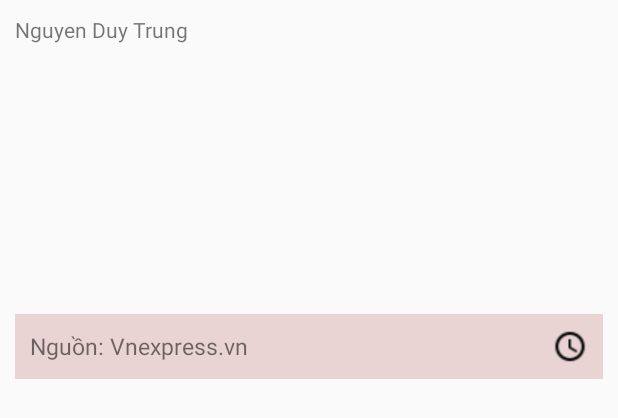
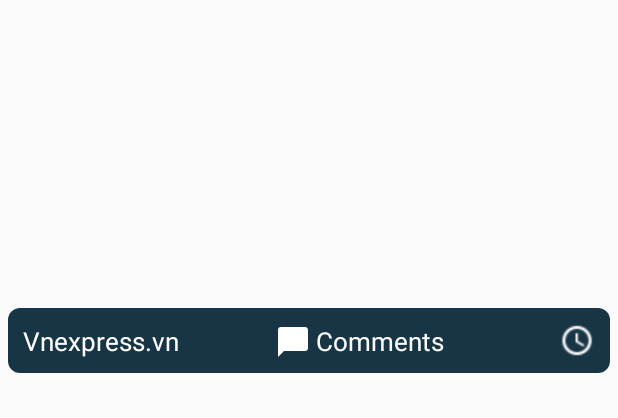
Before and after one commit to sh12345hung/Hercules-s-Son, an Android app: the layout news_item_child.xml on its own in the app's theme, with its tools: preview values and no code run, on a phone screen of 412 x 824 dp. Shown: the top 418 px of the screen. Run offline under Robolectric (Android 15) with nearby library versions, the phone set to English and light mode, and no system bars.

Commit message:
Add: update refresh function + add comment dialog

```diff
--- a/Source Code/NewsApp/app/src/main/AndroidManifest.xml
+++ b/Source Code/NewsApp/app/src/main/AndroidManifest.xml
@@ -5,7 +5,7 @@
     <application
         android:allowBackup="true"
         android:icon="@mipmap/news_icon"
-        android:label="@string/app_name"
+        android:label=""
         android:supportsRtl="true"
         android:theme="@style/AppTheme">
         <activity android:name=".MainActivity">
--- a/Source Code/NewsApp/app/src/main/java/com/example/trungnguyen/newsapp/ButtonExpandable.java
+++ b/Source Code/NewsApp/app/src/main/java/com/example/trungnguyen/newsapp/ExpandableListViewImp.java
@@ -3,6 +3,8 @@ package com.example.trungnguyen.newsapp;
 /**
  * Created by Trung Nguyen on 2/28/2017.
  */
-public interface ButtonExpandable {
+public interface ExpandableListViewImp {
     void onButtonExpandableClick(int position);
+
+    void onCommentsClick(int position);
 }
--- /dev/null
+++ b/Source Code/NewsApp/app/src/main/res/drawable/backgroundchild.xml
@@ -0,0 +1,6 @@
+<?xml version="1.0" encoding="utf-8"?>
+<shape xmlns:android="http://schemas.android.com/apk/res/android"
+    android:shape="rectangle">
+    <solid android:color="@color/backgroundAppBarLayout"/>
+    <corners android:radius="8dp"/>
+</shape>
--- /dev/null
+++ b/Source Code/NewsApp/app/src/main/res/drawable/message.xml
@@ -0,0 +1,8 @@
+<!-- drawable/message.xml -->
+<vector xmlns:android="http://schemas.android.com/apk/res/android"
+    android:height="22dp"
+    android:width="22dp"
+    android:viewportWidth="22"
+    android:viewportHeight="22">
+    <path android:fillColor="@color/backgroundSearch" android:pathData="M20,2H4A2,2 0 0,0 2,4V22L6,18H20A2,2 0 0,0 22,16V4C22,2.89 21.1,2 20,2Z" />
+</vector>
--- a/Source Code/NewsApp/app/src/main/res/layout/news_item_child.xml
+++ b/Source Code/NewsApp/app/src/main/res/layout/news_item_child.xml
@@ -2,34 +2,46 @@
 <LinearLayout xmlns:android="http://schemas.android.com/apk/res/android"
     android:orientation="vertical" android:layout_width="match_parent"
     android:layout_height="270dp"
-    android:padding="10dp">
-    <TextView
-        android:layout_width="wrap_content"
-        android:layout_height="wrap_content"
-        android:text="Nguyen Duy Trung"
-        android:id="@+id/tvMoreContent"/>
-
+    android:padding="5dp">
     <LinearLayout
         android:padding="10dp"
         android:orientation="horizontal"
         android:layout_width="match_parent"
         android:layout_height="43dp"
-        android:layout_marginTop="180dp"
-        android:background="#ead3d3">
+        android:layout_marginTop="200dp"
+        android:background="@drawable/backgroundchild">
 
         <TextView
             android:layout_width="match_parent"
             android:layout_height="wrap_content"
-            android:textSize="15sp"
-            android:text="Nguồn: Vnexpress.vn"
+            android:textSize="17sp"
+            android:text="Vnexpress.vn"
             android:id="@+id/tvSource"
+            android:textColor="@color/backgroundSearch"
             android:layout_weight="1"
-            android:layout_gravity="center|end"/>
+            android:layout_gravity="center|start"/>
+
+        <ImageView
+            android:layout_width="wrap_content"
+            android:layout_height="wrap_content"
+            android:layout_gravity="center_vertical|center_horizontal"
+            android:src="@drawable/message"/>
+        <TextView
+            android:layout_marginLeft="5dp"
+            android:layout_width="match_parent"
+            android:textSize="17sp"
+            android:layout_weight="1"
+            android:id="@+id/tvCmt"
+            android:layout_gravity="center_vertical|center_horizontal"
+            android:textColor="@color/backgroundSearch"
+            android:layout_height="wrap_content"
+            android:text="Comments"/>
+
         <ImageView
             android:id="@+id/btLater"
             android:layout_gravity="center|end"
             android:layout_width="wrap_content"
             android:layout_height="wrap_content"
-            android:src="@drawable/clock" />
+            android:src="@drawable/clock_white" />
     </LinearLayout>
 </LinearLayout>
--- a/Source Code/NewsApp/app/src/main/res/values/dimens.xml
+++ b/Source Code/NewsApp/app/src/main/res/values/dimens.xml
@@ -2,4 +2,6 @@
     <!-- Default screen margins, per the Android Design guidelines. -->
     <dimen name="activity_horizontal_margin">16dp</dimen>
     <dimen name="activity_vertical_margin">16dp</dimen>
+
+    <dimen name="comment_dialog_height">450dp</dimen>
 </resources>
```
Also changed, not shown: Source Code/NewsApp/app/src/main/java/com/example/trungnguyen/newsapp/CommentDialog.java (added, +73 -0 lines), Source Code/NewsApp/app/src/main/java/com/example/trungnguyen/newsapp/MainActivity.java (+3 -4 lines), Source Code/NewsApp/app/src/main/java/com/example/trungnguyen/newsapp/adapter/ExpandableAdapter.java (+14 -13 lines), Source Code/NewsApp/app/src/main/java/com/example/trungnguyen/newsapp/fragment/FragmentTheGioi.java (+23 -18 lines), Source Code/NewsApp/app/src/main/res/drawable/background_comment_dialog.xml (added, +15 -0 lines), Source Code/NewsApp/app/src/main/res/layout/activity_main.xml (+6 -5 lines), Source Code/NewsApp/app/src/main/res/layout/comment_dialog.xml (added, +27 -0 lines).
